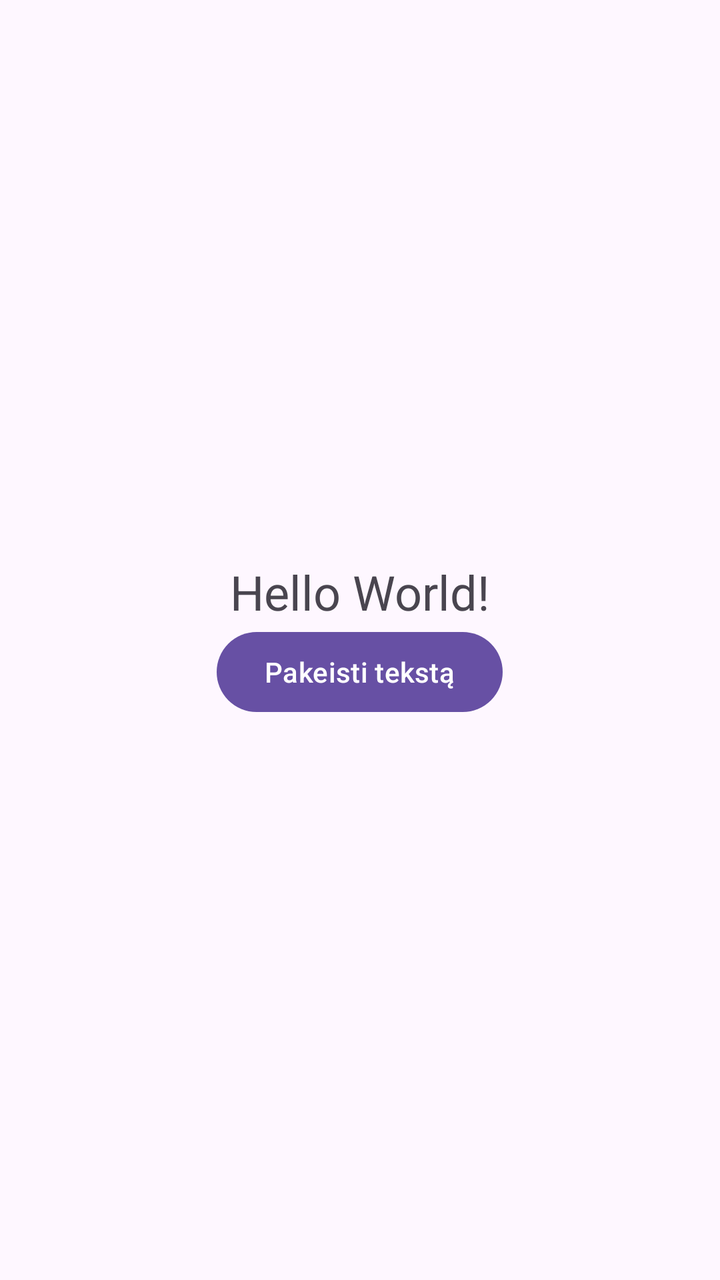
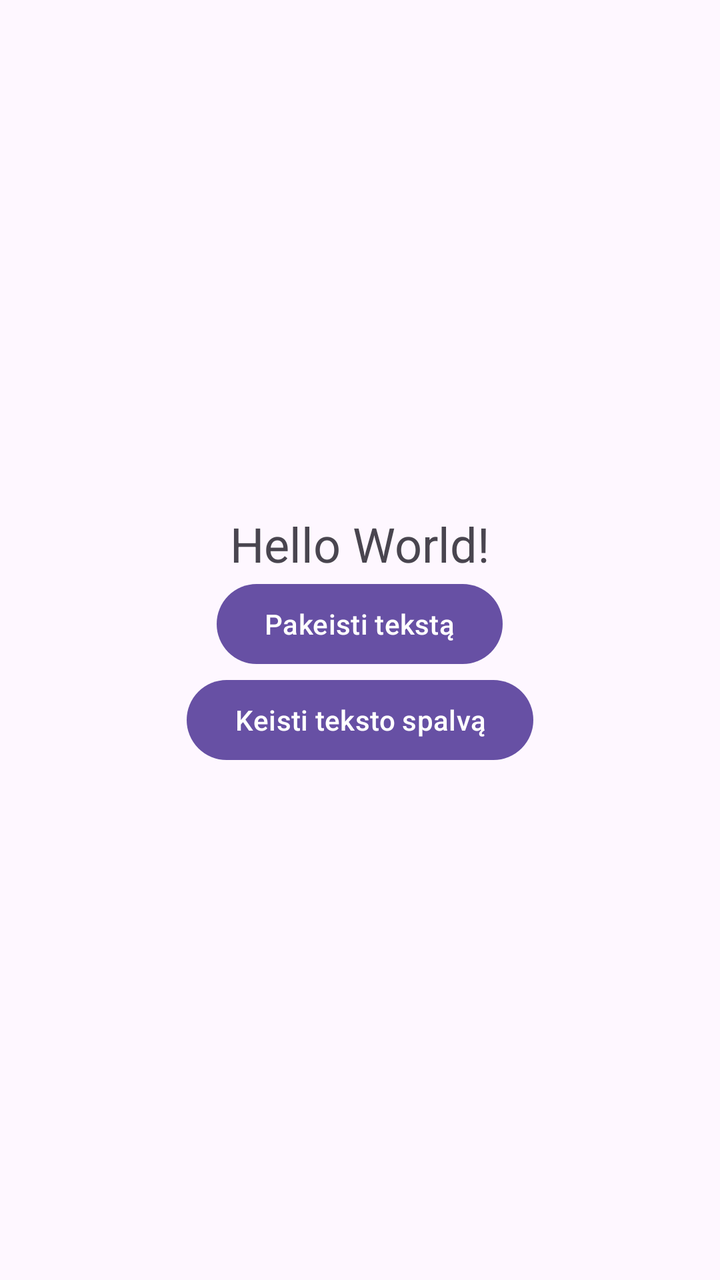

Before-and-after screenshots of an Android layout around one commit, followed by the original layout XML and the change that was made.
<!-- AndroidManifest.xml: application theme Theme.Testas2 -->
<!-- res/layout/activity_main.xml -->
<?xml version="1.0" encoding="utf-8"?>
<LinearLayout xmlns:android="http://schemas.android.com/apk/res/android"
    android:id="@+id/main"
    android:layout_width="match_parent"
    android:layout_height="match_parent"
    android:gravity="center"
    android:orientation="vertical"
    android:padding="16dp">

    <TextView
        android:id="@+id/textView"
        android:layout_width="wrap_content"
        android:layout_height="wrap_content"
        android:text="Hello World!"
        android:textSize="24sp" />

    <Button
        android:id="@+id/button1"
        android:layout_width="wrap_content"
        android:layout_height="wrap_content"
        android:text="Pakeisti tekstą" />

</LinearLayout>
<!-- resources referenced by this layout -->
<resources>
  <style name="Theme.Testas2" parent="Base.Theme.Testas2" />
  <style name="Base.Theme.Testas2" parent="Theme.Material3.DayNight.NoActionBar">
          
          
      </style>
</resources>

<!-- the commit's change to res/layout/activity_main.xml (unified diff, before → after) -->
@@ -20,4 +20,10 @@
         android:layout_height="wrap_content"
         android:text="Pakeisti tekstą" />
 
+    <Button
+        android:id="@+id/button2"
+        android:layout_width="wrap_content"
+        android:layout_height="wrap_content"
+        android:text="Keisti teksto spalvą" />
+
 </LinearLayout>
